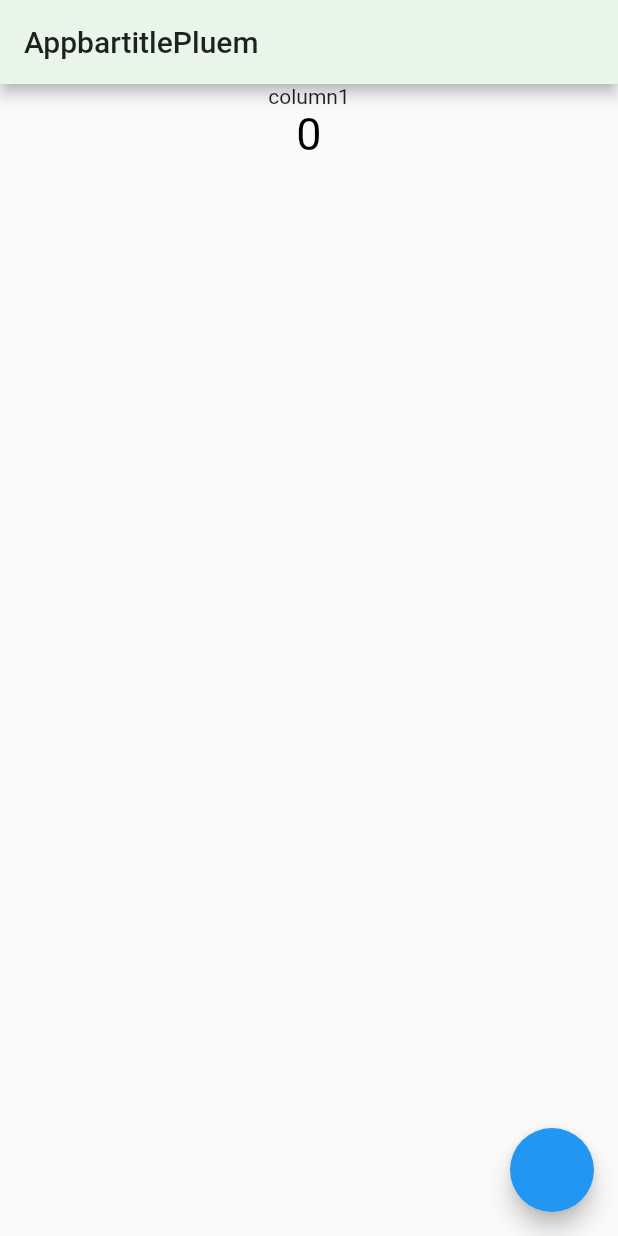
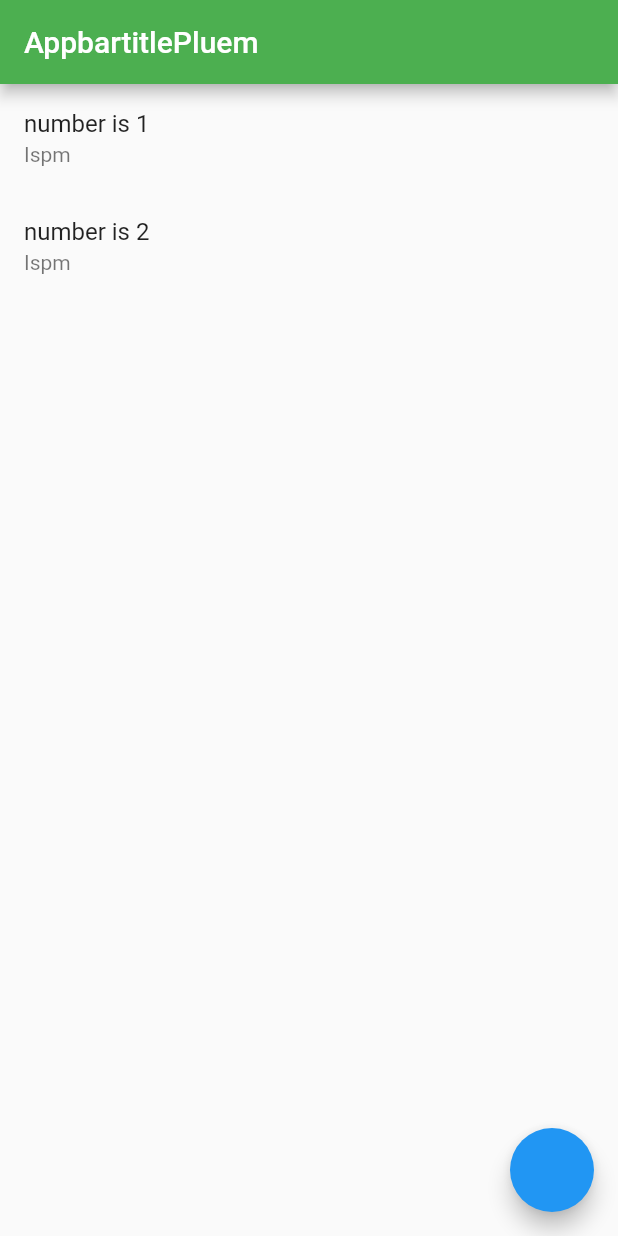
Before and after one commit to pl98754321/MYFirstFlutter, a Flutter app: the screen it shows after launch, on a phone screen of 412 x 824 dp. Run offline on Flutter 3.47's test engine with Material 2 defaults, Android fonts, the phone set to English and light mode, and no system bars.

Commit message:
learn more detail and fix event bug

```diff
--- /dev/null
+++ b/flutter_application_1/lib/CreatedWid.dart
@@ -0,0 +1,26 @@
+import 'dart:ui';
+import 'package:flutter_application_1/CreatedWid.dart';
+
+import 'Food.dart';
+import 'package:flutter/material.dart';
+
+class Createwid {
+  List<Widget> getlist(int num) {
+    List<Widget> data = [];
+    for (int i = 0; i < num; i++) {
+      data.add(ListTile(
+        title: Text("number is ${i + 1}"),
+        subtitle: Text("Ispm"),
+      ));
+    }
+    return data;
+  }
+
+  Widget Buil = ListView.builder(
+      itemCount: 5,
+      itemBuilder: (BuildContext context, int index) {
+        return ListTile(
+          title: Text("เมนูที่${index + 1}"),
+        );
+      });
+}
--- /dev/null
+++ b/flutter_application_1/lib/Food.dart
@@ -0,0 +1,5 @@
+class Food {
+  String name;
+  String price;
+  Food(this.name, this.price) {}
+}
--- a/flutter_application_1/lib/main.dart
+++ b/flutter_application_1/lib/main.dart
@@ -1,3 +1,7 @@
+import 'dart:ui';
+import 'package:flutter_application_1/CreatedWid.dart';
+
+import 'Food.dart';
 import 'package:flutter/material.dart';
 
 void main() {
@@ -10,7 +14,7 @@ class MyApp extends StatelessWidget {
     return MaterialApp(
         title: "titlePLuem",
         home: MyHomepage(),
-        theme: ThemeData(primaryColor: Colors.green.shade50));
+        theme: ThemeData(primaryColor: Colors.green));
   }
 }
 
@@ -21,30 +25,26 @@ class MyHomepage extends StatefulWidget {
   _MyHomepageState createState() => _MyHomepageState();
 }
 
-class _MyHomepageState extends State<MyHomepage> {
+class _MyHomepageState extends State<MyHomepage> with Createwid {
+  int number = 2;
   @override
   Widget build(BuildContext context) {
-    int aa = 0;
     return Scaffold(
         appBar: AppBar(
           title: Text("AppbartitlePluem"),
         ),
         body: Center(
-          child: Column(
-            mainAxisAlignment: MainAxisAlignment.start,
-            children: [
-              Text("column1"),
-              Text(
-                aa.toString(),
-                style: TextStyle(fontSize: 30, color: Colors.black),
-              )
-            ],
-          ),
-        ),
+            child: ListView(
+          children: getlist(number),
+        )),
         floatingActionButton: FloatingActionButton(onPressed: () {
-          setState(() {
-            aa++;
-          });
+          addnum();
         }));
   }
+
+  void addnum() {
+    return setState(() {
+      number++;
+    });
+  }
 }
```
